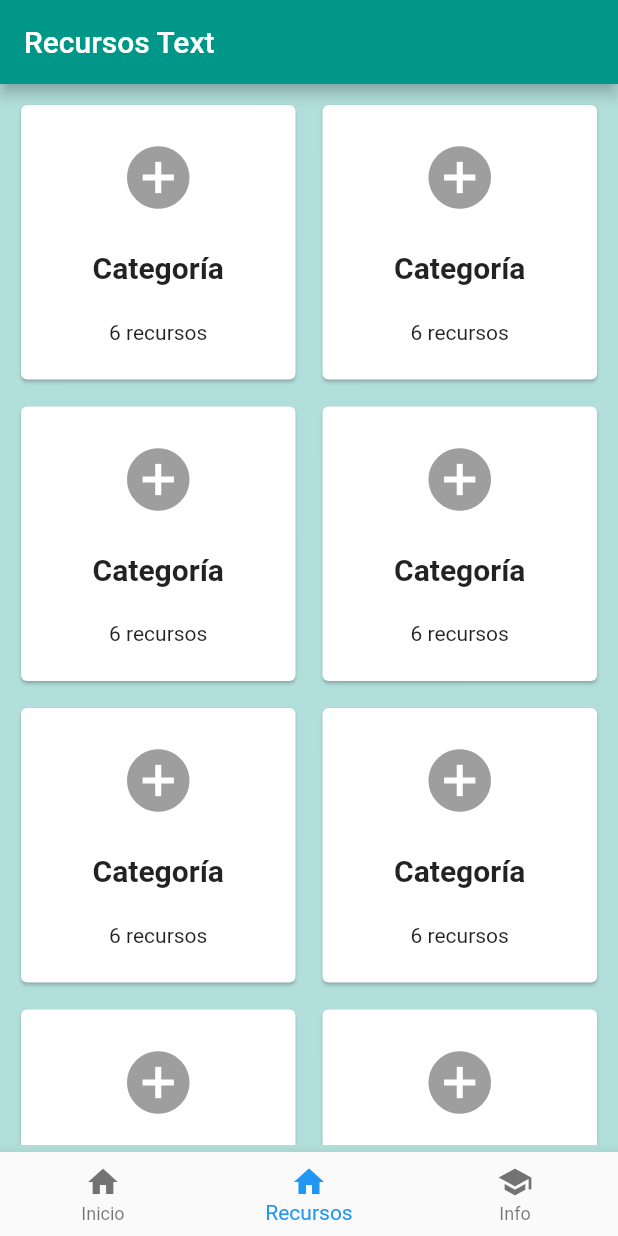
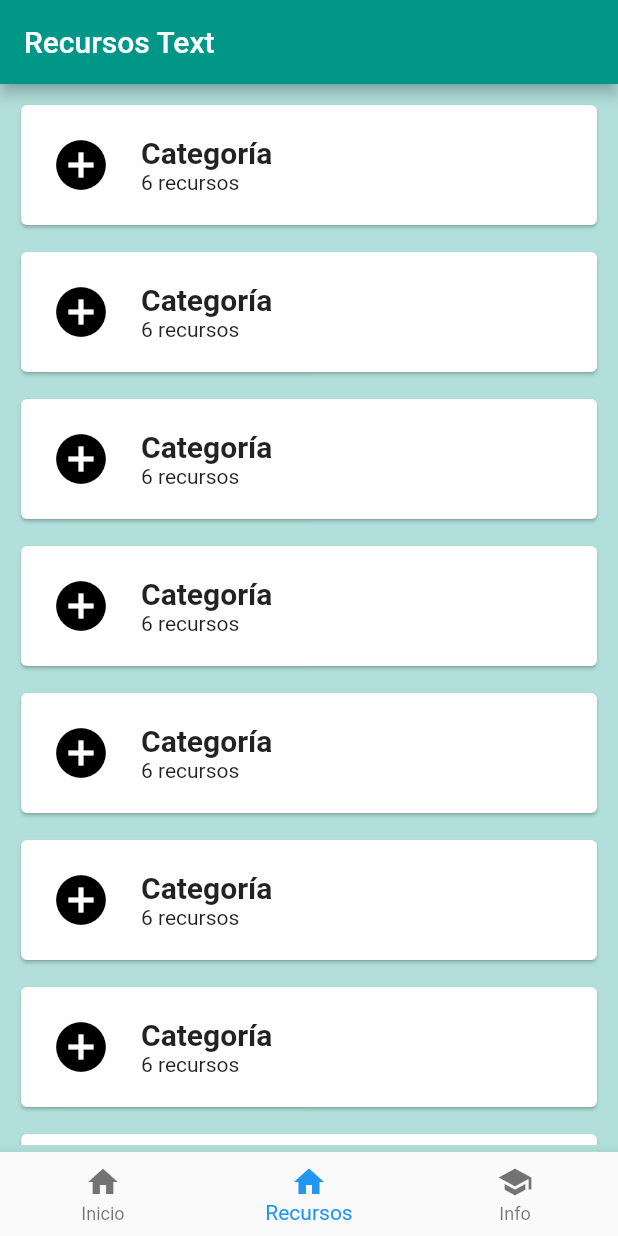
Before and after one commit to MovingForwardApp/moving-forward, a Flutter app: the screen it shows after launch, item 2 of the bottom bar chosen, on a phone screen of 412 x 824 dp. Run offline on Flutter 3.47's test engine with Material 2 defaults, Android fonts, the phone set to English and light mode, and no system bars.

Commit message:
Category list

```diff
--- a/lib/category_list.dart
+++ b/lib/category_list.dart
@@ -3,27 +3,32 @@ import 'package:flutter/widgets.dart';
 
 class CategoryList extends StatelessWidget {
   final resourceCard = Card(
-    child: Center(
+      child: Container(
+          padding: const EdgeInsets.all(20),
+          child: Row(
+            children: <Widget>[
+              Container(
+                  margin: const EdgeInsets.only(right: 20),
+                  child: Icon(Icons.add_circle, size: 40, color: Colors.black)),
+              Expanded(
                   child: Column(
-        mainAxisAlignment: MainAxisAlignment.spaceEvenly,
+                      crossAxisAlignment: CrossAxisAlignment.start,
                       children: [
-          Icon(Icons.add_circle, size: 50, color: Colors.grey),
                     Text(
                       'Categoría',
-            style: TextStyle(fontWeight: FontWeight.bold, fontSize: 20),
+                      style:
+                          TextStyle(fontWeight: FontWeight.bold, fontSize: 20),
                     ),
                     Text('6 recursos')
+                  ]))
             ],
-      ),
-    ),
-  );
+          )));
 
   @override
   Widget build(BuildContext context) {
     return Container(
-      child: GridView.count(
+      child: ListView(
           scrollDirection: Axis.vertical,
-          crossAxisCount: 2,
           children: List.generate(50, (index) {
             return Container(
                 padding: const EdgeInsets.all(5), child: resourceCard);
```
Lines whose indentation alone changed are shown as unchanged.
